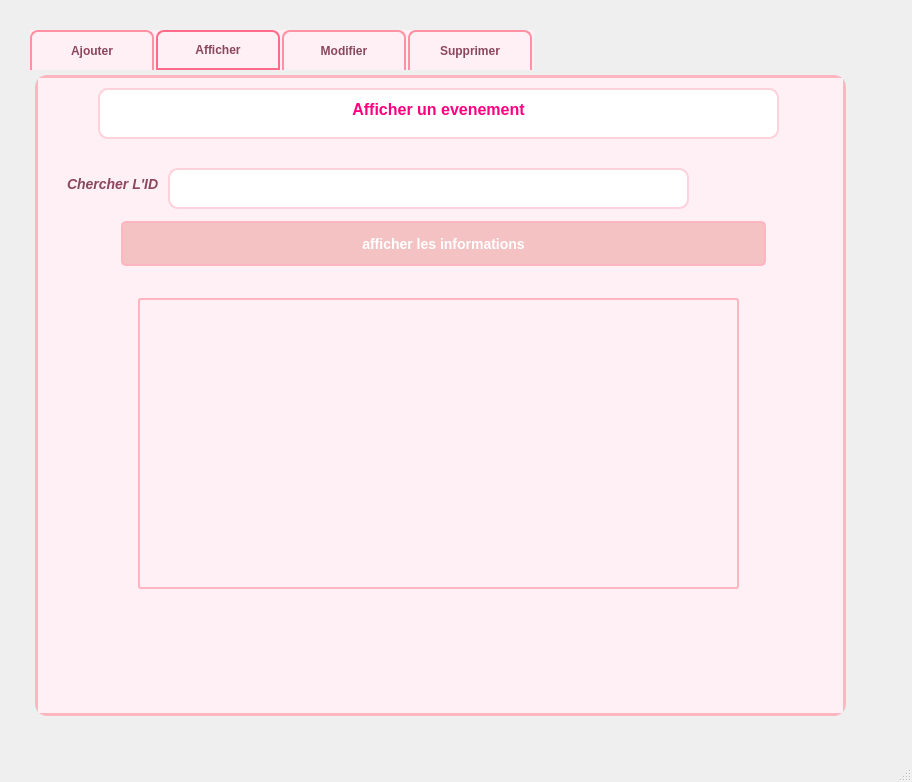
Qt form mainwindow.ui (hajerbentemessek792-tech/summerconnect) before a commit.
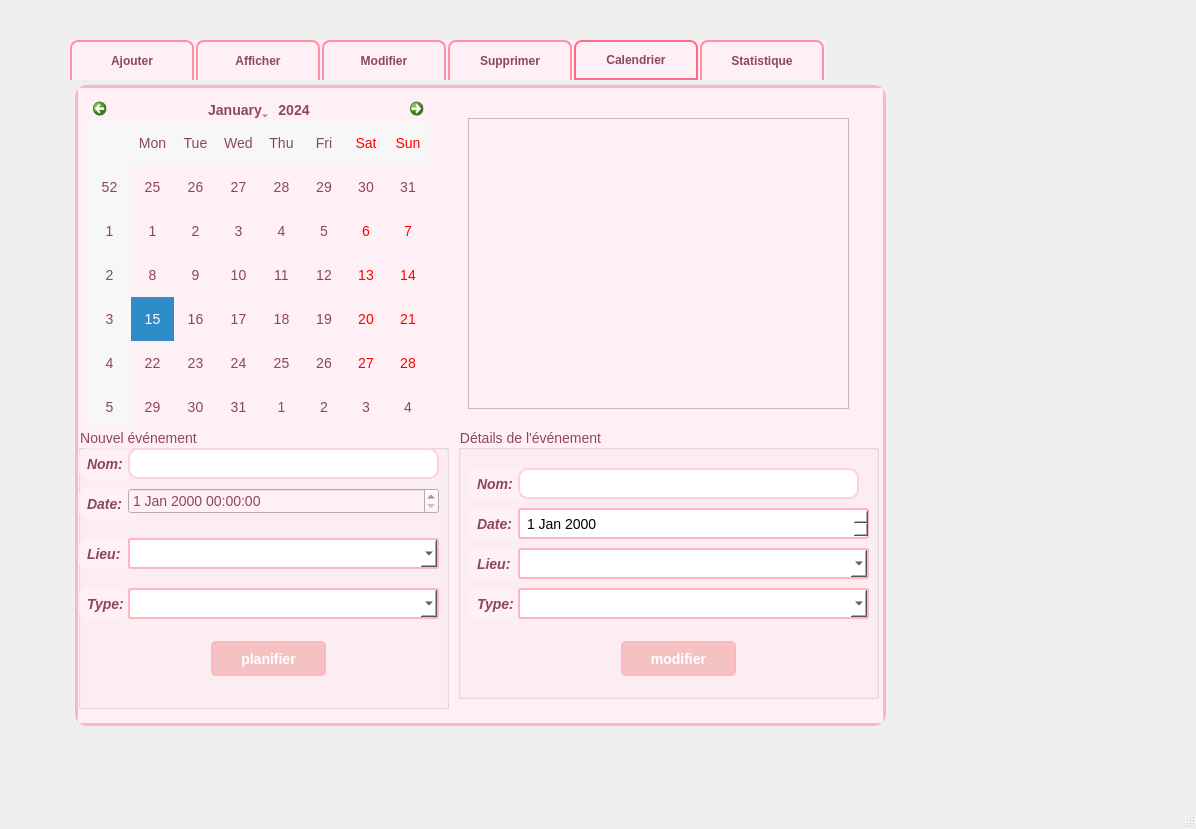
The same form after that commit. The open tabs and pages were chosen to show the change. Icons and pictures are not drawn.

What changed in the file:
```diff
--- a/mainwindow.ui
+++ b/mainwindow.ui
@@ -6,8 +6,8 @@
    <rect>
     <x>0</x>
     <y>0</y>
-    <width>912</width>
-    <height>782</height>
+    <width>1196</width>
+    <height>829</height>
    </rect>
   </property>
   <property name="font">
@@ -22,8 +22,8 @@
    <widget class="QTabWidget" name="tabWidget">
     <property name="geometry">
      <rect>
-      <x>30</x>
-      <y>30</y>
+      <x>70</x>
+      <y>40</y>
       <width>821</width>
       <height>691</height>
      </rect>
@@ -631,9 +631,9 @@
      <widget class="QTableView" name="tableView">
       <property name="geometry">
        <rect>
-        <x>100</x>
-        <y>220</y>
-        <width>601</width>
+        <x>0</x>
+        <y>210</y>
+        <width>801</width>
         <height>291</height>
        </rect>
       </property>
@@ -1307,6 +1307,619 @@
       </property>
      </widget>
     </widget>
+    <widget class="QWidget" name="tabcalendrier">
+     <attribute name="icon">
+      <iconset theme="QIcon::ThemeIcon::DocumentOpenRecent"/>
+     </attribute>
+     <attribute name="title">
+      <string>Calendrier</string>
+     </attribute>
+     <widget class="QCalendarWidget" name="calendarWidget">
+      <property name="geometry">
+       <rect>
+        <x>10</x>
+        <y>10</y>
+        <width>341</width>
+        <height>331</height>
+       </rect>
+      </property>
+     </widget>
+     <widget class="QListWidget" name="listEventsToday">
+      <property name="geometry">
+       <rect>
+        <x>390</x>
+        <y>30</y>
+        <width>381</width>
+        <height>291</height>
+       </rect>
+      </property>
+     </widget>
+     <widget class="QGroupBox" name="groupBoxEventDetails">
+      <property name="geometry">
+       <rect>
+        <x>380</x>
+        <y>340</y>
+        <width>421</width>
+        <height>271</height>
+       </rect>
+      </property>
+      <property name="title">
+       <string>Détails de l'événement</string>
+      </property>
+      <widget class="QLabel" name="label_44">
+       <property name="geometry">
+        <rect>
+         <x>10</x>
+         <y>40</y>
+         <width>61</width>
+         <height>31</height>
+        </rect>
+       </property>
+       <property name="font">
+        <font>
+         <family>Segoe UI</family>
+         <pointsize>-1</pointsize>
+         <italic>true</italic>
+         <bold>true</bold>
+        </font>
+       </property>
+       <property name="text">
+        <string>Nom:</string>
+       </property>
+       <property name="textFormat">
+        <enum>Qt::TextFormat::AutoText</enum>
+       </property>
+      </widget>
+      <widget class="QLineEdit" name="eventDetailsNom">
+       <property name="geometry">
+        <rect>
+         <x>60</x>
+         <y>40</y>
+         <width>341</width>
+         <height>31</height>
+        </rect>
+       </property>
+      </widget>
+      <widget class="QLabel" name="label_45">
+       <property name="geometry">
+        <rect>
+         <x>10</x>
+         <y>80</y>
+         <width>61</width>
+         <height>31</height>
+        </rect>
+       </property>
+       <property name="font">
+        <font>
+         <family>Segoe UI</family>
+         <pointsize>-1</pointsize>
+         <italic>true</italic>
+         <bold>true</bold>
+        </font>
+       </property>
+       <property name="text">
+        <string>Date:</string>
+       </property>
+      </widget>
+      <widget class="QLabel" name="label_46">
+       <property name="geometry">
+        <rect>
+         <x>10</x>
+         <y>120</y>
+         <width>61</width>
+         <height>31</height>
+        </rect>
+       </property>
+       <property name="font">
+        <font>
+         <family>Segoe UI</family>
+         <pointsize>-1</pointsize>
+         <italic>true</italic>
+         <bold>true</bold>
+        </font>
+       </property>
+       <property name="text">
+        <string>Lieu:</string>
+       </property>
+      </widget>
+      <widget class="QLabel" name="label_71">
+       <property name="geometry">
+        <rect>
+         <x>10</x>
+         <y>160</y>
+         <width>51</width>
+         <height>31</height>
+        </rect>
+       </property>
+       <property name="font">
+        <font>
+         <family>Segoe UI</family>
+         <pointsize>-1</pointsize>
+         <italic>true</italic>
+         <bold>true</bold>
+        </font>
+       </property>
+       <property name="text">
+        <string>Type:</string>
+       </property>
+      </widget>
+      <widget class="QDateEdit" name="eventDetailsDate">
+       <property name="geometry">
+        <rect>
+         <x>60</x>
+         <y>80</y>
+         <width>351</width>
+         <height>31</height>
+        </rect>
+       </property>
+       <property name="styleSheet">
+        <string notr="true">background-color: white !important;
+border: 2px solid #FFB6C1 !important;
+color: black;
+padding: 5px;
+border-radius: 3px;</string>
+       </property>
+      </widget>
+      <widget class="QComboBox" name="eventDetailsLieu">
+       <property name="geometry">
+        <rect>
+         <x>60</x>
+         <y>120</y>
+         <width>351</width>
+         <height>31</height>
+        </rect>
+       </property>
+       <property name="styleSheet">
+        <string notr="true">background-color: white !important;
+border: 2px solid #FFB6C1 !important;
+color: black;
+padding: 5px;
+border-radius: 3px;</string>
+       </property>
+      </widget>
+      <widget class="QComboBox" name="eventDetailsType">
+       <property name="geometry">
+        <rect>
+         <x>60</x>
+         <y>160</y>
+         <width>351</width>
+         <height>31</height>
+        </rect>
+       </property>
+       <property name="styleSheet">
+        <string notr="true">background-color: white !important;
+border: 2px solid #FFB6C1 !important;
+color: black;
+padding: 5px;
+border-radius: 3px;</string>
+       </property>
+      </widget>
+      <widget class="QPushButton" name="pushButtonEditEvent">
+       <property name="geometry">
+        <rect>
+         <x>160</x>
+         <y>210</y>
+         <width>121</width>
+         <height>41</height>
+        </rect>
+       </property>
+       <property name="styleSheet">
+        <string notr="true">background-color: #f4c2c2;  /* Light pink */
+color: white;               /* White text */
+font-weight: bold;
+border-radius: 5px;
+padding: 5px 10px;
+
+</string>
+       </property>
+       <property name="text">
+        <string>modifier</string>
+       </property>
+      </widget>
+     </widget>
+     <widget class="QGroupBox" name="groupBoxPlanning">
+      <property name="geometry">
+       <rect>
+        <x>0</x>
+        <y>340</y>
+        <width>371</width>
+        <height>281</height>
+       </rect>
+      </property>
+      <property name="title">
+       <string>Nouvel événement</string>
+      </property>
+      <widget class="QLabel" name="label_72">
+       <property name="geometry">
+        <rect>
+         <x>0</x>
+         <y>20</y>
+         <width>61</width>
+         <height>31</height>
+        </rect>
+       </property>
+       <property name="font">
+        <font>
+         <family>Segoe UI</family>
+         <pointsize>-1</pointsize>
+         <italic>true</italic>
+         <bold>true</bold>
+        </font>
+       </property>
+       <property name="text">
+        <string>Nom:</string>
+       </property>
+       <property name="textFormat">
+        <enum>Qt::TextFormat::AutoText</enum>
+       </property>
+      </widget>
+      <widget class="QLineEdit" name="planNom">
+       <property name="geometry">
+        <rect>
+         <x>50</x>
+         <y>20</y>
+         <width>311</width>
+         <height>31</height>
+        </rect>
+       </property>
+      </widget>
+      <widget class="QLabel" name="label_73">
+       <property name="geometry">
+        <rect>
+         <x>0</x>
+         <y>60</y>
+         <width>61</width>
+         <height>31</height>
+        </rect>
+       </property>
+       <property name="font">
+        <font>
+         <family>Segoe UI</family>
+         <pointsize>-1</pointsize>
+         <italic>true</italic>
+         <bold>true</bold>
+        </font>
+       </property>
+       <property name="text">
+        <string>Date:</string>
+       </property>
+      </widget>
+      <widget class="QLabel" name="label_74">
+       <property name="geometry">
+        <rect>
+         <x>0</x>
+         <y>110</y>
+         <width>61</width>
+         <height>31</height>
+        </rect>
+       </property>
+       <property name="font">
+        <font>
+         <family>Segoe UI</family>
+         <pointsize>-1</pointsize>
+         <italic>true</italic>
+         <bold>true</bold>
+        </font>
+       </property>
+       <property name="text">
+        <string>Lieu:</string>
+       </property>
+      </widget>
+      <widget class="QLabel" name="label_75">
+       <property name="geometry">
+        <rect>
+         <x>0</x>
+         <y>160</y>
+         <width>51</width>
+         <height>31</height>
+        </rect>
+       </property>
+       <property name="font">
+        <font>
+         <family>Segoe UI</family>
+         <pointsize>-1</pointsize>
+         <italic>true</italic>
+         <bold>true</bold>
+        </font>
+       </property>
+       <property name="text">
+        <string>Type:</string>
+       </property>
+      </widget>
+      <widget class="QComboBox" name="planLieu">
+       <property name="geometry">
+        <rect>
+         <x>50</x>
+         <y>110</y>
+         <width>311</width>
+         <height>31</height>
+        </rect>
+       </property>
+       <property name="styleSheet">
+        <string notr="true">background-color: white !important;
+border: 2px solid #FFB6C1 !important;
+color: black;
+padding: 5px;
+border-radius: 3px;</string>
+       </property>
+      </widget>
+      <widget class="QComboBox" name="planType">
+       <property name="geometry">
+        <rect>
+         <x>50</x>
+         <y>160</y>
+         <width>311</width>
+         <height>31</height>
+        </rect>
+       </property>
+       <property name="styleSheet">
+        <string notr="true">background-color: white !important;
+border: 2px solid #FFB6C1 !important;
+color: black;
+padding: 5px;
+border-radius: 3px;</string>
+       </property>
+      </widget>
+      <widget class="QDateTimeEdit" name="planDate">
+       <property name="geometry">
+        <rect>
+         <x>50</x>
+         <y>60</y>
+         <width>311</width>
+         <height>26</height>
+        </rect>
+       </property>
+      </widget>
+      <widget class="QPushButton" name="pushButtonvalider_5">
+       <property name="geometry">
+        <rect>
+         <x>130</x>
+         <y>210</y>
+         <width>121</width>
+         <height>41</height>
+        </rect>
+       </property>
+       <property name="styleSheet">
+        <string notr="true">background-color: #f4c2c2;  /* Light pink */
+color: white;               /* White text */
+font-weight: bold;
+border-radius: 5px;
+padding: 5px 10px;
+
+</string>
+       </property>
+       <property name="text">
+        <string>planifier</string>
+       </property>
+      </widget>
+     </widget>
+    </widget>
+    <widget class="QWidget" name="tabstat">
+     <attribute name="icon">
+      <iconset theme="QIcon::ThemeIcon::FormatJustifyLeft"/>
+     </attribute>
+     <attribute name="title">
+      <string>Statistique</string>
+     </attribute>
+     <widget class="QGroupBox" name="groupBox">
+      <property name="geometry">
+       <rect>
+        <x>20</x>
+        <y>30</y>
+        <width>411</width>
+        <height>591</height>
+       </rect>
+      </property>
+      <property name="title">
+       <string>STAT</string>
+      </property>
+      <widget class="QLabel" name="labelTotalEventsTitle">
+       <property name="geometry">
+        <rect>
+         <x>0</x>
+         <y>50</y>
+         <width>161</width>
+         <height>31</height>
+        </rect>
+       </property>
+       <property name="text">
+        <string>&lt;html&gt;&lt;head/&gt;&lt;body&gt;&lt;p&gt;&lt;span style=&quot; font-size:10pt;&quot;&gt;Total evenements:&lt;/span&gt;&lt;/p&gt;&lt;/body&gt;&lt;/html&gt;</string>
+       </property>
+      </widget>
+      <widget class="QLabel" name="labelmois">
+       <property name="geometry">
+        <rect>
+         <x>20</x>
+         <y>110</y>
+         <width>91</width>
+         <height>31</height>
+        </rect>
+       </property>
+       <property name="text">
+        <string>&lt;html&gt;&lt;head/&gt;&lt;body&gt;&lt;p&gt;&lt;span style=&quot; font-size:10pt; color:#c55d85;&quot;&gt;Ce mois:&lt;/span&gt;&lt;span style=&quot; color:#c55d85;&quot;&gt;&lt;br/&gt;&lt;/span&gt;&lt;/p&gt;&lt;/body&gt;&lt;/html&gt;</string>
+       </property>
+      </widget>
+      <widget class="QLabel" name="labelannee">
+       <property name="geometry">
+        <rect>
+         <x>20</x>
+         <y>170</y>
+         <width>121</width>
+         <height>31</height>
+        </rect>
+       </property>
+       <property name="text">
+        <string>&lt;html&gt;&lt;head/&gt;&lt;body&gt;&lt;p&gt;&lt;span style=&quot; font-size:10pt; color:#c55d85;&quot;&gt;Cette année:&lt;/span&gt;&lt;/p&gt;&lt;/body&gt;&lt;/html&gt;</string>
+       </property>
+      </widget>
+      <widget class="QLabel" name="labeltype">
+       <property name="geometry">
+        <rect>
+         <x>0</x>
+         <y>230</y>
+         <width>101</width>
+         <height>31</height>
+        </rect>
+       </property>
+       <property name="text">
+        <string>&lt;html&gt;&lt;head/&gt;&lt;body&gt;&lt;p&gt;&lt;span style=&quot; font-size:10pt;&quot;&gt;Par type:&lt;/span&gt;&lt;/p&gt;&lt;/body&gt;&lt;/html&gt;</string>
+       </property>
+      </widget>
+      <widget class="QLabel" name="labelromantique">
+       <property name="geometry">
+        <rect>
+         <x>20</x>
+         <y>280</y>
+         <width>121</width>
+         <height>31</height>
+        </rect>
+       </property>
+       <property name="text">
+        <string>&lt;html&gt;&lt;head/&gt;&lt;body&gt;&lt;p&gt;&lt;span style=&quot; font-size:10pt; color:#c55d85;&quot;&gt;Romantique:&lt;/span&gt;&lt;/p&gt;&lt;/body&gt;&lt;/html&gt;</string>
+       </property>
+      </widget>
+      <widget class="QLabel" name="labelelegant">
+       <property name="geometry">
+        <rect>
+         <x>20</x>
+         <y>340</y>
+         <width>91</width>
+         <height>31</height>
+        </rect>
+       </property>
+       <property name="text">
+        <string>&lt;html&gt;&lt;head/&gt;&lt;body&gt;&lt;p&gt;&lt;span style=&quot; font-size:10pt; color:#c55d85;&quot;&gt;Élégant:&lt;/span&gt;&lt;/p&gt;&lt;/body&gt;&lt;/html&gt;</string>
+       </property>
+      </widget>
+      <widget class="QLabel" name="labelfestif">
+       <property name="geometry">
+        <rect>
+         <x>20</x>
+         <y>410</y>
+         <width>71</width>
+         <height>31</height>
+        </rect>
+       </property>
+       <property name="text">
+        <string>&lt;html&gt;&lt;head/&gt;&lt;body&gt;&lt;p&gt;&lt;span style=&quot; font-size:10pt; color:#c55d85;&quot;&gt;Festif:&lt;/span&gt;&lt;/p&gt;&lt;/body&gt;&lt;/html&gt;</string>
+       </property>
+      </widget>
+      <widget class="QLabel" name="labelsoft">
+       <property name="geometry">
+        <rect>
+         <x>20</x>
+         <y>480</y>
+         <width>111</width>
+         <height>31</height>
+        </rect>
+       </property>
+       <property name="text">
+        <string>&lt;html&gt;&lt;head/&gt;&lt;body&gt;&lt;p&gt;&lt;span style=&quot; font-size:10pt; color:#c55d85;&quot;&gt;Soft/Doux:&lt;/span&gt;&lt;/p&gt;&lt;/body&gt;&lt;/html&gt;</string>
+       </property>
+      </widget>
+      <widget class="QLabel" name="labeltot">
+       <property name="geometry">
+        <rect>
+         <x>180</x>
+         <y>50</y>
+         <width>81</width>
+         <height>31</height>
+        </rect>
+       </property>
+       <property name="text">
+        <string>0</string>
+       </property>
+      </widget>
+      <widget class="QLabel" name="labela">
+       <property name="geometry">
+        <rect>
+         <x>140</x>
+         <y>170</y>
+         <width>81</width>
+         <height>31</height>
+        </rect>
+       </property>
+       <property name="text">
+        <string>0</string>
+       </property>
+      </widget>
+      <widget class="QLabel" name="labelm">
+       <property name="geometry">
+        <rect>
+         <x>120</x>
+         <y>110</y>
+         <width>81</width>
+         <height>31</height>
+        </rect>
+       </property>
+       <property name="text">
+        <string>0</string>
+       </property>
+      </widget>
+      <widget class="QLabel" name="labels">
+       <property name="geometry">
+        <rect>
+         <x>130</x>
+         <y>480</y>
+         <width>81</width>
+         <height>31</height>
+        </rect>
+       </property>
+       <property name="text">
+        <string>0</string>
+       </property>
+      </widget>
+      <widget class="QLabel" name="labelf">
+       <property name="geometry">
+        <rect>
+         <x>100</x>
+         <y>410</y>
+         <width>81</width>
+         <height>31</height>
+        </rect>
+       </property>
+       <property name="text">
+        <string>0</string>
+       </property>
+      </widget>
+      <widget class="QLabel" name="labele">
+       <property name="geometry">
+        <rect>
+         <x>120</x>
+         <y>340</y>
+         <width>81</width>
+         <height>31</height>
+        </rect>
+       </property>
+       <property name="text">
+        <string>0</string>
+       </property>
+      </widget>
+      <widget class="QLabel" name="labelr">
+       <property name="geometry">
+        <rect>
+         <x>160</x>
+         <y>280</y>
+         <width>81</width>
+         <height>31</height>
+        </rect>
+       </property>
+       <property name="text">
+        <string>0</string>
+       </property>
+      </widget>
+     </widget>
+     <widget class="QWidget" name="chartWidget" native="true">
+      <property name="geometry">
+       <rect>
+        <x>450</x>
+        <y>100</y>
+        <width>331</width>
+        <height>421</height>
+       </rect>
+      </property>
+     </widget>
+    </widget>
    </widget>
   </widget>
   <widget class="QMenuBar" name="menubar">
```
Left out of the diff: 52 changed lines with no effect on the pictures.
